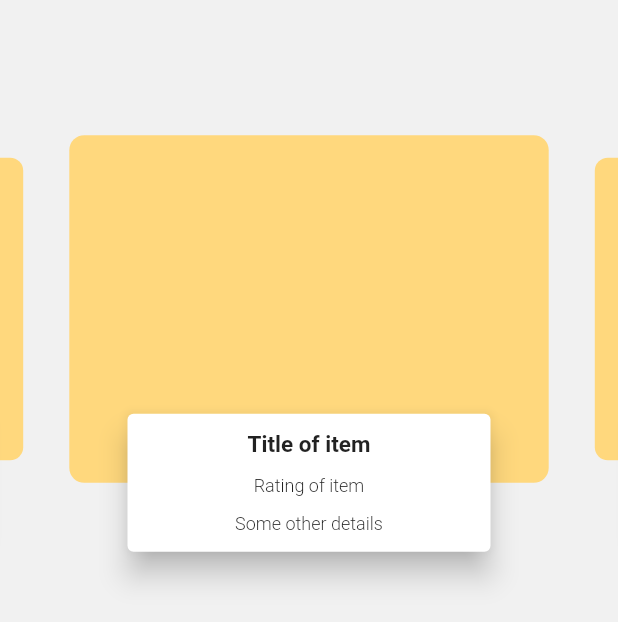
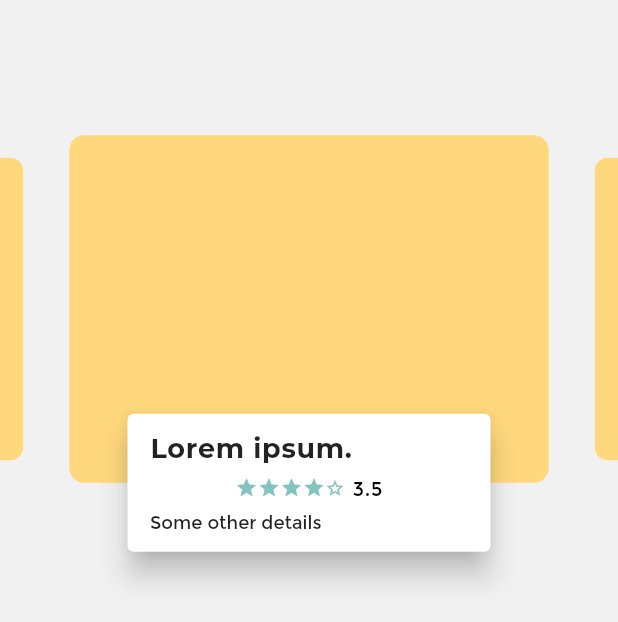
Before and after one commit to margaiwangara/flutter-layouting, a Flutter app: the screen it shows after launch, on a phone screen of 412 x 824 dp. Shown: the top 622 px of the screen. Run offline on Flutter 3.47's test engine with Material 2 defaults, Android fonts, the phone set to English and light mode, and no system bars; drawn by our look-alikes of carousel_slider; our stand-ins replace wakelock.

Commit message:
added theme data for my app to material theme

```diff
--- /dev/null
+++ b/lib/config/theme.dart
@@ -0,0 +1,17 @@
+import 'package:flutter/material.dart';
+
+ThemeData appTheme = ThemeData(
+    primaryColor: Color(0xFFFFD87D),
+    accentColor: Color(0xFF82C5BC),
+    fontFamily: 'Montserrat',
+    textTheme: TextTheme(
+      headline: TextStyle(
+          fontSize: 25.0,
+          fontWeight: FontWeight.w700,
+          fontFamily: 'Merriweather',
+          letterSpacing: 0.5),
+      title: TextStyle(
+          fontSize: 18.0, fontWeight: FontWeight.w700, letterSpacing: 0.5),
+      subtitle: TextStyle(
+          fontSize: 13.0, fontWeight: FontWeight.w400, letterSpacing: 0.5),
+    ));
--- a/lib/main.dart
+++ b/lib/main.dart
@@ -1,11 +1,12 @@
 import 'dart:ui';
 import 'package:flutter/material.dart';
 import 'package:wakelock/wakelock.dart';
+import 'config/theme.dart';
 
 // my packages
 // import 'layouts.dart';
 // import 'routing.dart';
-import 'food_app.dart';
+// import 'food_app.dart';
 import 'scroller.dart';
 
 void main() => runApp(AppContainer());
@@ -16,6 +17,7 @@ class StackApp extends StatelessWidget {
     Wakelock.enable();
     return MaterialApp(
       title: 'Stack App',
+      theme: appTheme,
       home: Scaffold(
         body: Center(
           child: Stack(
@@ -49,6 +51,7 @@ class AppContainer extends StatelessWidget {
     Wakelock.enable();
     return MaterialApp(
       title: 'Flutter Layouts',
+      theme: appTheme,
       home: Scaffold(
         backgroundColor: Color(0xFFF1F1F1),
         body: ScrollApp(),
--- a/lib/scroller.dart
+++ b/lib/scroller.dart
@@ -26,9 +26,11 @@ class ScrollApp extends StatelessWidget {
                               borderRadius: BorderRadius.circular(10.0)))),
                   Positioned(
                     bottom: -50.0,
+                    child: Container(
                       width: 250.0,
-                    height: 100.0,
-                    child: floatingCard,
+                      constraints: BoxConstraints(minHeight: 100.0),
+                      child: floatingCard(context),
+                    ),
                   )
                 ],
               );
@@ -40,21 +42,58 @@ class ScrollApp extends StatelessWidget {
   }
 }
 
-Card floatingCard = Card(
+Card floatingCard(context) {
+  return new Card(
     elevation: 8.0,
+    child: Container(
+        padding: const EdgeInsets.symmetric(horizontal: 15.0, vertical: 5.0),
         child: Column(
           mainAxisSize: MainAxisSize.min,
           mainAxisAlignment: MainAxisAlignment.spaceEvenly,
+          crossAxisAlignment: CrossAxisAlignment.start,
           children: <Widget>[
-      Text('Title of item',
+            Text('Lorem ipsum.',
                 textDirection: TextDirection.ltr,
-          style: TextStyle(fontWeight: FontWeight.w700, fontSize: 15.0)),
-      Text('Rating of item',
+                style: Theme.of(context).textTheme.title),
+            Row(
+              mainAxisAlignment: MainAxisAlignment.spaceEvenly,
+              children: <Widget>[
+                Container(
+                  child: Row(
+                    mainAxisAlignment: MainAxisAlignment.start,
+                    mainAxisSize: MainAxisSize.max,
+                    children: <Widget>[
+                      _myIcon(Icons.star, 15.0, Theme.of(context).accentColor),
+                      _myIcon(Icons.star, 15.0, Theme.of(context).accentColor),
+                      _myIcon(Icons.star, 15.0, Theme.of(context).accentColor),
+                      _myIcon(Icons.star, 15.0, Theme.of(context).accentColor),
+                      _myIcon(Icons.star_border, 13.0,
+                          Theme.of(context).accentColor),
+                      SizedBox(
+                        width: 5.0,
+                      ),
+                      new Text(
+                        '3.5',
                         textDirection: TextDirection.ltr,
-          style: TextStyle(fontWeight: FontWeight.w300, fontSize: 12.0)),
+                        style: Theme.of(context).textTheme.subtitle,
+                      )
+                    ],
+                  ),
+                )
+              ],
+            ),
             Text('Some other details',
                 textDirection: TextDirection.ltr,
                 style: TextStyle(fontWeight: FontWeight.w300, fontSize: 12.0)),
           ],
-  ),
+        )),
   );
+}
+
+Icon _myIcon(IconData icon, double iconSize, Color iconColor) {
+  return new Icon(
+    icon,
+    size: iconSize,
+    color: iconColor,
+  );
+}
```
Lines whose indentation alone changed are shown as unchanged.
